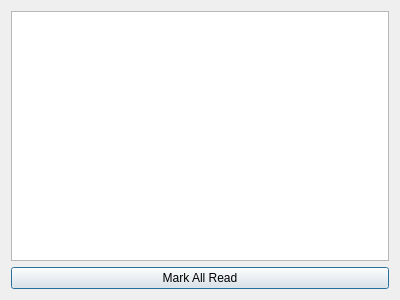
Qt form notificationsdialog.ui (kambala-decapitator/HornAppDesktop) before a commit.
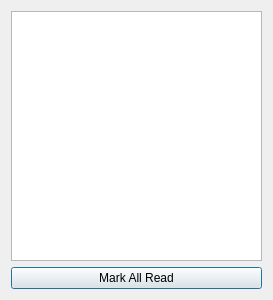
The same form after that commit.

The edit to the form file:
```diff
--- a/notificationsdialog.ui
+++ b/notificationsdialog.ui
@@ -6,7 +6,7 @@
    <rect>
     <x>0</x>
     <y>0</y>
-    <width>400</width>
+    <width>273</width>
     <height>300</height>
    </rect>
   </property>
```
